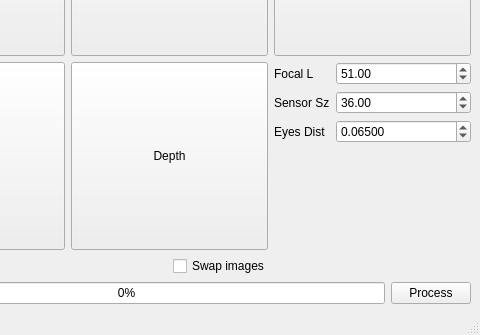
The window that mainwindow.ui (IvanTsantsarov/Stereo) describes before a commit, drawn with Qt 5; both pictures show x 141 to 621 and y 141 to 476 of the 621 by 476 pixel window.
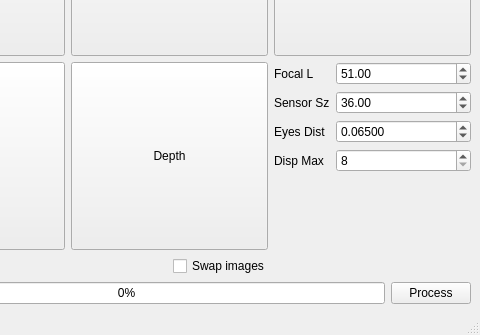
The same window after the commit.

Commit message: My Disparity calculation added. TODO: Path agregation

```diff
--- a/mainwindow.ui
+++ b/mainwindow.ui
@@ -150,6 +150,26 @@
           </property>
          </widget>
         </item>
+        <item row="3" column="0">
+         <widget class="QLabel" name="label_4">
+          <property name="text">
+           <string>Disp Max</string>
+          </property>
+         </widget>
+        </item>
+        <item row="3" column="1">
+         <widget class="QSpinBox" name="spinMaxDisparity">
+          <property name="toolTip">
+           <string>Count of disparities for the Cost Volume</string>
+          </property>
+          <property name="minimum">
+           <number>8</number>
+          </property>
+          <property name="maximum">
+           <number>256</number>
+          </property>
+         </widget>
+        </item>
        </layout>
       </item>
      </layout>
```
The commit also changes 4 other files.
